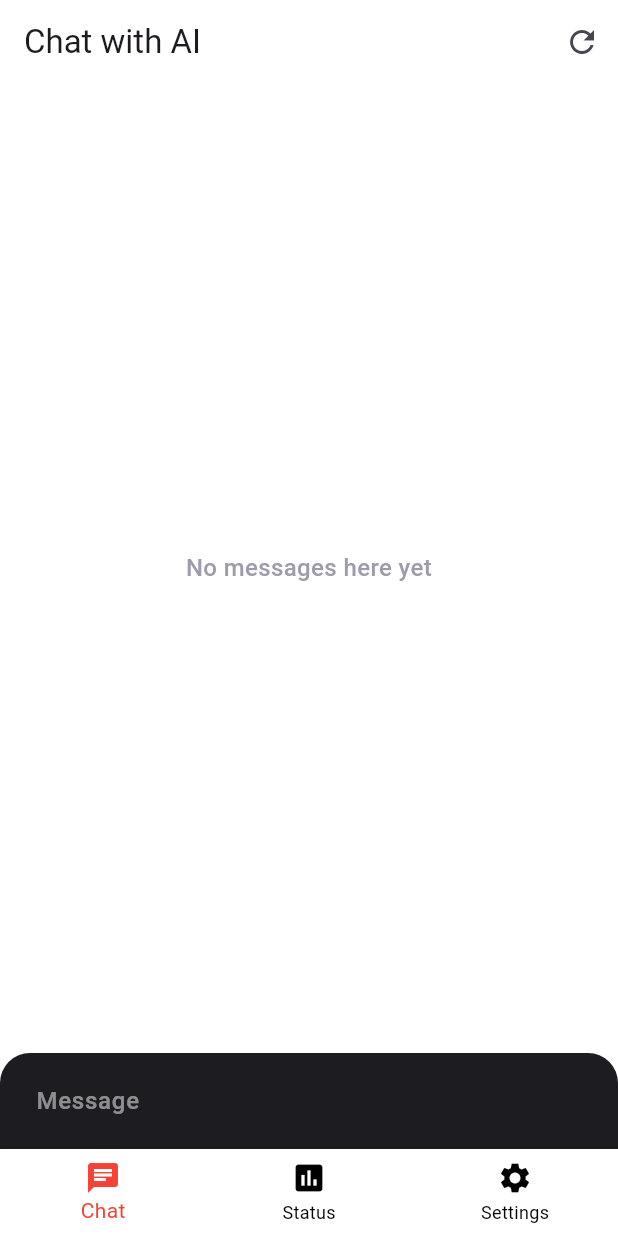
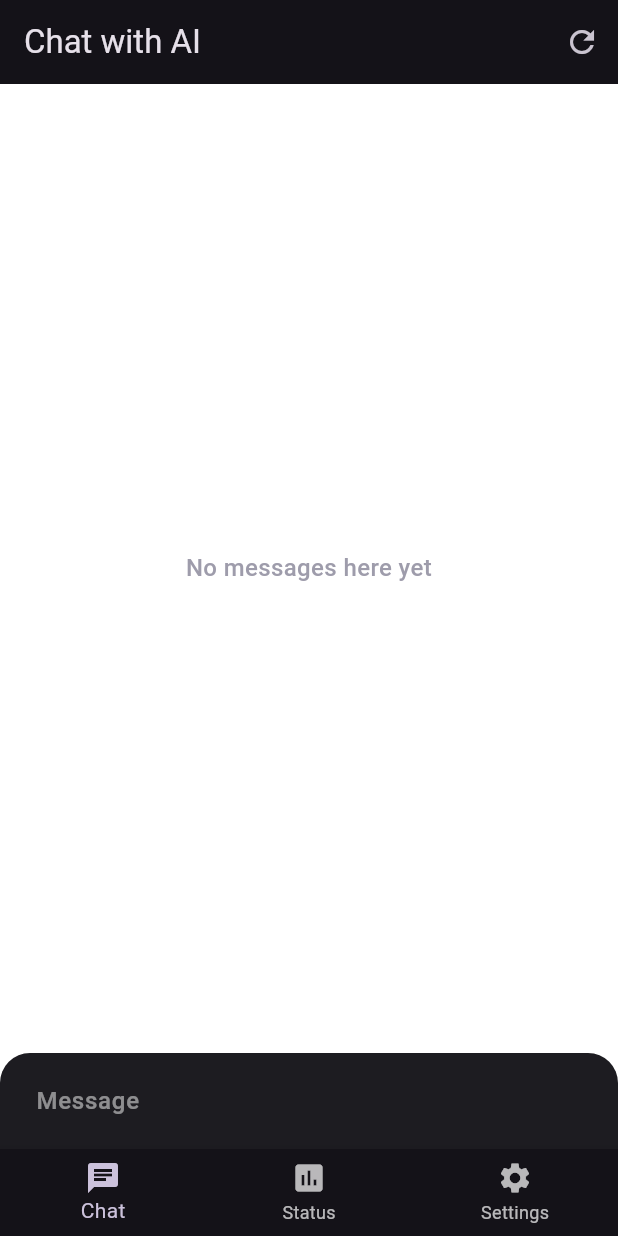
Before and after one commit to motoemoto47ark123/SilentSage, a Flutter app: the screen it shows after launch, on a phone screen of 412 x 824 dp. Run offline on Flutter 3.47's test engine with Material 3 defaults, Android fonts, the phone set to English and light mode, and no system bars; our stand-ins replace flutter_chat_types, flutter_chat_ui; missing offline and left inert: widget_loading.

Commit message:
Update main.dart

```diff
--- a/lib/main.dart
+++ b/lib/main.dart
@@ -1,12 +1,12 @@
 import 'package:flutter/material.dart';
 import 'package:flutter_chat_ui/flutter_chat_ui.dart';
-import 'package:flutter_chat_types/flutter_chat_types.dart' as types; // Corrected import statement for flutter_chat_types
+import 'package:flutter_chat_types/flutter_chat_types.dart' as types;
 import 'gpt-api.dart';
 import 'settings.dart';
 import 'status.dart';
-// Removed import for 'package:permission_handler/permission_handler.dart' as it does not exist
+import 'package:widget_loading/widget_loading.dart'; // Added import for widget_loading
 
-final ValueNotifier<bool> isDarkMode = ValueNotifier(false);
+final ValueNotifier<bool> isDarkMode = ValueNotifier(true); // Always dark mode
 
 void main() => runApp(const MyApp());
 
@@ -15,14 +15,9 @@ class MyApp extends StatelessWidget {
 
   @override
   Widget build(BuildContext context) {
-    return ValueListenableBuilder<bool>(
-      valueListenable: isDarkMode,
-      builder: (context, value, child) {
     return MaterialApp(
-          theme: value ? ThemeData.dark() : ThemeData.light(),
+      theme: ThemeData.dark(), // Always use dark theme
       home: const MyHomePage(),
-        );
-      },
     );
   }
 }
@@ -31,25 +26,18 @@ class MyHomePage extends StatefulWidget {
   const MyHomePage({super.key});
 
   @override
-  State<MyHomePage> createState() => _MyHomePageState(); // Corrected visibility of _MyHomePageState
+  State<MyHomePage> createState() => _MyHomePageState();
 }
 
 class _MyHomePageState extends State<MyHomePage> {
-  final types.User user = const types.User(id: 'user'); // Corrected User class reference
-  final List<types.Message> messages = []; // Corrected Message class reference
+  final types.User user = const types.User(id: 'user');
+  final List<types.Message> messages = [];
   int _selectedIndex = 0;
+  bool _isLoading = false; // Added loading state
 
-  @override
-  void initState() {
-    super.initState();
-    // _requestPermissions(); Removed _requestPermissions call as Permission handler is not used
-  }
-
-  // Removed _requestPermissions method as Permission handler is not used
-
-  void _addMessage(String text, {bool isUserMessage = true}) {
+  void _addMessage(String text, {bool isUserMessage = true, Color color = Colors.red}) {
     final types.TextMessage message = types.TextMessage(
-      author: isUserMessage ? user : const types.User(id: 'ai'), // Corrected User and TextMessage class references
+      author: isUserMessage ? user : const types.User(id: 'ai'),
       createdAt: DateTime.now().millisecondsSinceEpoch,
       id: DateTime.now().toString(),
       text: text,
@@ -61,22 +49,26 @@ class _MyHomePageState extends State<MyHomePage> {
   }
 
   void _sendMessage(String text) {
-    // Removed Permission check and directly add message
-    _addMessage(text);
+    setState(() {
+      _isLoading = true; // Start loading
+    });
+    _addMessage(text, color: Colors.red); // User messages in red
     GPTAPI.sendMessage(text).then((response) {
-      _addMessage(response, isUserMessage: false);
+      _addMessage(response, isUserMessage: false, color: Colors.blue); // AI messages in blue
     }).catchError((error) {
-      // Enhanced error handling
       ScaffoldMessenger.of(context).showSnackBar(
         SnackBar(content: Text('Failed to send message: $error')),
       );
+    }).whenComplete(() {
+      setState(() {
+        _isLoading = false; // Stop loading
+      });
     });
   }
 
   void _resetChat() {
     setState(() {
       messages.clear();
-      // Removed the call to GPTAPI.resetChatId() as it's not defined in GPTAPI
     });
   }
 
@@ -102,17 +94,23 @@ class _MyHomePageState extends State<MyHomePage> {
           ),
         ],
         title: const Text('Chat with AI'),
-        backgroundColor: isDarkMode.value ? Colors.black : Colors.white,
       ),
-      body: Chat(
-        messages: messages, // Removed unnecessary cast
+      body: Stack(
+        children: [
+          Chat(
+            messages: messages,
             onSendPressed: (text) {
               _sendMessage(text.text);
             },
             user: user,
-        emojiEnlargementBehavior: EmojiEnlargementBehavior.multi, // Removed 'types.' prefix and corrected reference
+            emojiEnlargementBehavior: EmojiEnlargementBehavior.multi,
             hideBackgroundOnEmojiMessages: true,
-        // Removed 'message', 'showName', and 'usePreviewData' parameters as they are not defined in the current version of flutter_chat_ui
+          ),
+          if (_isLoading) // Show loading icon when processing
+            const Center(
+              child: LoadingBouncingLine.circle(),
+            ),
+        ],
       ),
       bottomNavigationBar: BottomNavigationBar(
         items: const <BottomNavigationBarItem>[
@@ -131,9 +129,6 @@ class _MyHomePageState extends State<MyHomePage> {
         ],
         currentIndex: _selectedIndex,
         onTap: _onItemTapped,
-        backgroundColor: isDarkMode.value ? Colors.black : Colors.white,
-        selectedItemColor: Colors.red,
-        unselectedItemColor: isDarkMode.value ? Colors.white : Colors.black,
       ),
     );
   }
```
Lines whose indentation alone changed are shown as unchanged.
